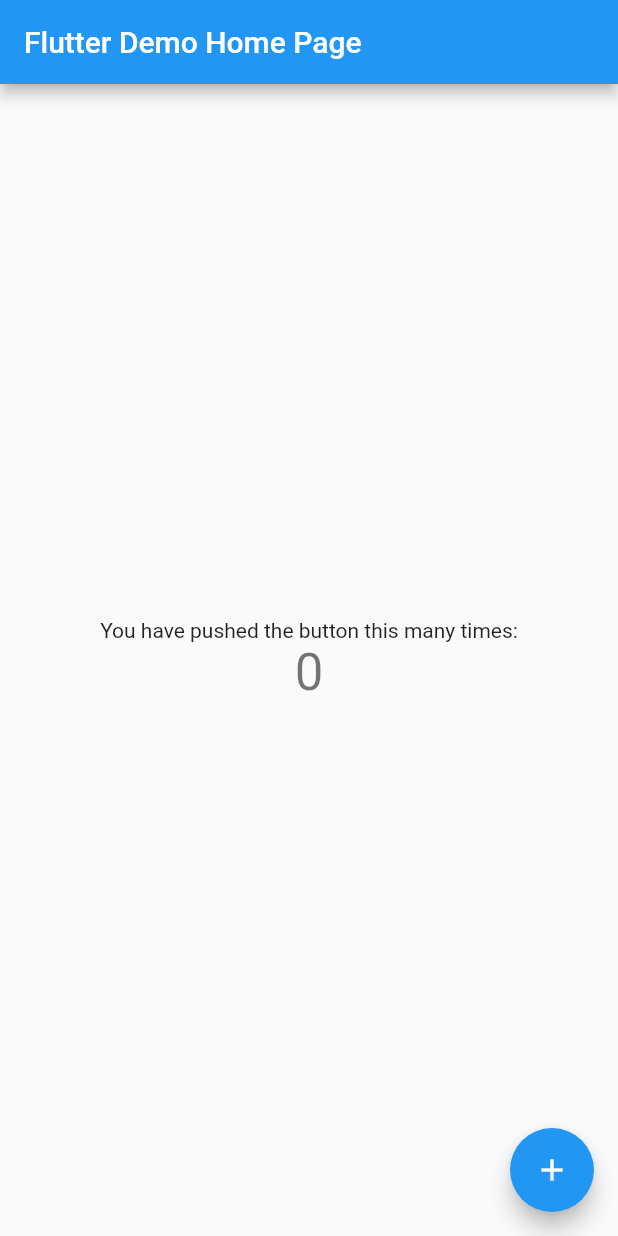
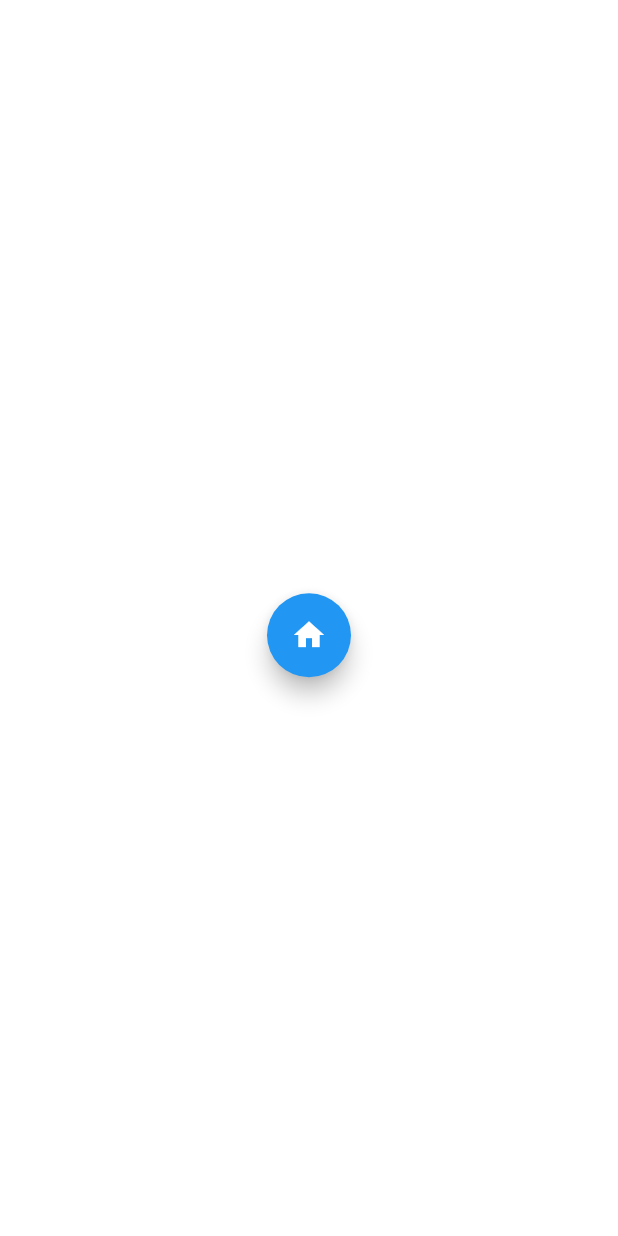
Before and after one commit to AndriousSolutions/counter_app, a Flutter app: the screen it shows after launch, on a phone screen of 412 x 824 dp. Run offline on Flutter 3.47's test engine with Material 2 defaults, Android fonts, the phone set to English and light mode, and no system bars; our stand-ins replace mvc_pattern.

Commit message:
1.1.0  Introduce Navigator.of(context).push(route);

```diff
--- a/lib/main.dart
+++ b/lib/main.dart
@@ -1,4 +1,3 @@
-
 import 'package:counter_app/src/view.dart';
 
 import 'package:counter_app/src/controller.dart';
@@ -7,6 +6,7 @@ void main() {
   runApp(MyApp());
 }
 
+/// App
 class MyApp extends StatelessWidget {
   @override
   Widget build(BuildContext context) {
@@ -16,11 +16,46 @@ class MyApp extends StatelessWidget {
         primarySwatch: Colors.blue,
         visualDensity: VisualDensity.adaptivePlatformDensity,
       ),
-      home: MyHomePage(title: 'Flutter Demo Home Page'),
+//      home: MyHomePage(title: 'Flutter Demo Home Page'),
+      home: HomePage(title: 'Flutter Demo Home Page'),
     );
   }
 }
 
+class HomePage extends StatelessWidget {
+  HomePage({this.title}) : super();
+  final String title;
+
+  @override
+  Widget build(BuildContext context) => Center(
+        child: Column(
+          mainAxisAlignment: MainAxisAlignment.center,
+          children: <Widget>[
+            Text(
+              'Push for Home Page',
+              style: Theme.of(context).accentTextTheme.headline6,
+            ),
+            FloatingActionButton(
+              onPressed: () {
+                toHomePage(context);
+              },
+              tooltip: 'Home Page',
+              child: Icon(Icons.home),
+            ),
+          ],
+        ),
+      );
+
+  void toHomePage(BuildContext context) async {
+    Route route = MaterialPageRoute(
+      builder: (BuildContext context) => MyHomePage(title: title),
+      fullscreenDialog: true,
+    );
+    await Navigator.of(context).push(route);
+  }
+}
+
+/// Home Page
 class MyHomePage extends StatefulWidget {
   MyHomePage({Key key, this.title}) : super(key: key);
   final String title;
@@ -29,18 +64,23 @@ class MyHomePage extends StatefulWidget {
   _MyHomePageState createState() => _MyHomePageState();
 }
 
+/// View  (State Object)
 class _MyHomePageState extends StateMVC<MyHomePage> {
-
   // Use a constructor to register a Controller
-  _MyHomePageState(): super(_MyHomePageController()){
+  _MyHomePageState() : super(_MyHomePageController()) {
     con = controller;
   }
   _MyHomePageController con;
 
+  @override
+  void initState() {
+    super.initState();
+  }
+
   void onPressed() {
     setState(() {
-       con.onPressed();
-     });
+      con.onPressed();
+    });
   }
 
   @override
@@ -72,9 +112,8 @@ class _MyHomePageState extends StateMVC<MyHomePage> {
   }
 }
 
-class _MyHomePageController extends ControllerMVC{
-
-
+/// Controller
+class _MyHomePageController extends ControllerMVC {
 //  _MyHomePageController():super(){
 //    model = _MyHomePageModel();
 //  }
@@ -88,9 +127,8 @@ class _MyHomePageController extends ControllerMVC{
   void onPressed() => model._incrementInteger();
 }
 
-
-class _MyHomePageModel{
-
+/// Model
+class _MyHomePageModel {
   int counter = 0;
 
   int get integer => counter;
--- a/pubspec.yaml
+++ b/pubspec.yaml
@@ -5,7 +5,7 @@ description: Counter App With MVC
 # pub.dev using `pub publish`. This is preferred for private packages.
 publish_to: 'none' # Remove this line if you wish to publish to pub.dev
 
-version: 1.0.0
+version: 1.1.0
 
 environment:
   sdk: ">=2.7.0 <3.0.0"
```
Also changed, not shown: 3 other files.
